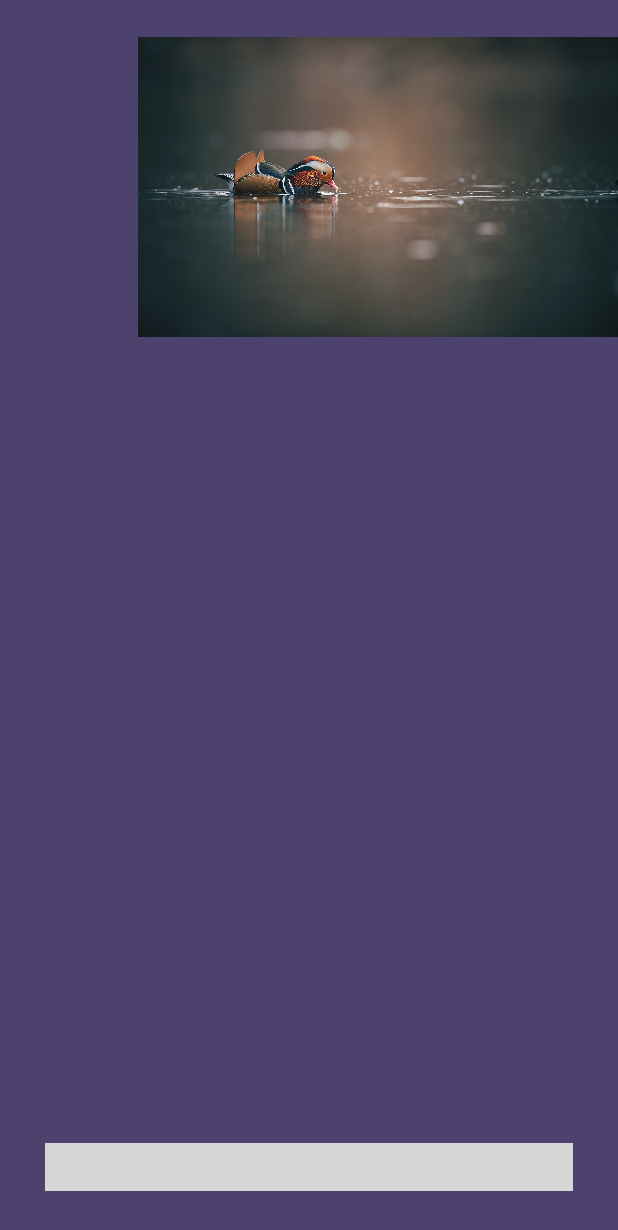
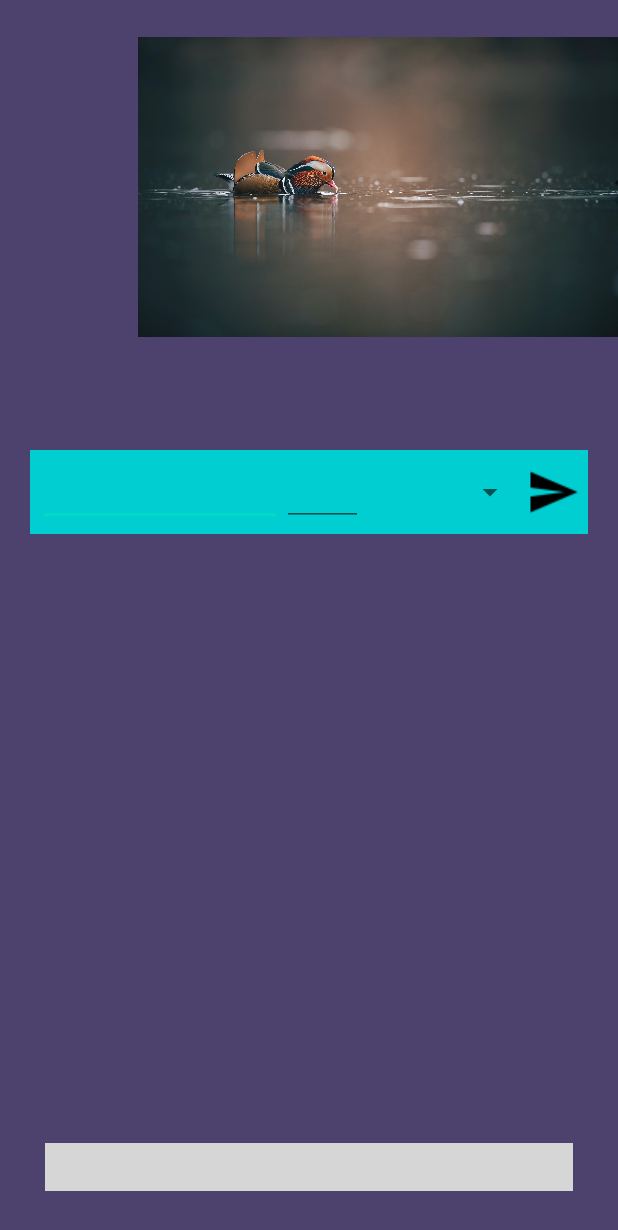
Before and after one commit to ShreyParikh1002/Scooby, an Android app: the screen it shows after launch (MainActivity), on a phone screen of 412 x 824 dp. Shown: the top 1230 px of the screen. Run offline under Robolectric (Android 15) with nearby library versions, the phone set to English and light mode, and no system bars; our stand-ins replace Firebase (no records; nobody signed in at launch, a user with empty details on screens opened directly); libraries missing offline, so code that uses them is left out: com.ismaeldivita.chipnavigation; plain views replace ChipNavigationBar; 3 statements that could not run were skipped; grey boxes are pictures that could not be loaded.

Commit message:
home fragment UI

```diff
--- a/app/src/main/java/com/example/scooby/Home.java
+++ b/app/src/main/java/com/example/scooby/Home.java
@@ -13,6 +13,8 @@ import android.util.Log;
 import android.view.LayoutInflater;
 import android.view.View;
 import android.view.ViewGroup;
+import android.widget.ArrayAdapter;
+import android.widget.Spinner;
 
 import com.firebase.ui.firestore.FirestoreRecyclerOptions;
 import com.google.android.gms.tasks.OnCompleteListener;
@@ -46,6 +48,7 @@ public class Home extends Fragment {
     private firestore_adapter fsadapter;
     ArrayList<task_struc> fsdataliist=new ArrayList<>();
     RecyclerView fsrecycler;
+    View v;
 
     // TODO: Rename parameter arguments, choose names that match
     // the fragment initialization parameters, e.g. ARG_ITEM_NUMBER
@@ -93,9 +96,10 @@ public class Home extends Fragment {
                              Bundle savedInstanceState) {
         // Inflate the layout for this fragment
 
-        View v= inflater.inflate(R.layout.fragment_home, container, false);
+        v= inflater.inflate(R.layout.fragment_home, container, false);
         fsrecycler=v.findViewById(R.id.firestoreRecycler);
         setUpRecyclerView();
+        current();
         return v;
     }
 
@@ -175,7 +179,12 @@ public class Home extends Fragment {
                                     q=a.get(i).get("time");
                                     r=a.get(i).get("tag");
                                     s=a.get(i).get("hour");
-                                    fsdataliist.add(new task_struc(p,q,r,s));
+                                    if(Integer.parseInt(s)<=intTime+1){
+                                         fsdataliist.add(new task_struc(p,q,r,s));
+                                    }
+                                    else{
+                                        break;
+                                    }
 //                                    HashMap<String,String>
 //                                    a.get(i).get("tag");
                                 }
@@ -214,4 +223,32 @@ public class Home extends Fragment {
 //        super.onStop();
 //        fsadapter.stopListening();
 //    }
+    public void current(){
+        Spinner tagcur=v.findViewById(R.id.currentspinner);
+        Spinner timecur=v.findViewById(R.id.currentspinner);
+        Spinner taskcur=v.findViewById(R.id.currentspinner);
+        ArrayList<String> courses = new ArrayList<String>();
+        courses.add("");
+        courses.add("DSA");
+        courses.add("Class");
+        courses.add("Development");
+        courses.add("Morning");
+        courses.add("Wasted");
+        courses.add("Binging");
+        courses.add("Enjoyment");
+        courses.add("Food");
+        courses.add("Studying");
+        courses.add("Creative proc");
+        courses.add("Family");
+        courses.add("Applying/searching");
+        courses.add("Friends/room");
+        courses.add("Extra Sleep");
+        courses.add("Exercise");
+        ArrayAdapter ad
+                = new ArrayAdapter(getContext(),android.R.layout.simple_spinner_item,courses);
+        ad.setDropDownViewResource(android.R.layout.simple_spinner_dropdown_item);
+        tagcur.setAdapter(ad);
+
+
+    }
 }
--- a/app/src/main/java/com/example/scooby/MainActivity.java
+++ b/app/src/main/java/com/example/scooby/MainActivity.java
@@ -26,13 +26,13 @@ public class MainActivity extends AppCompatActivity {
         setContentView(R.layout.activity_main);
 
 //........................................................................
-        chipNavigationBar = findViewById(R.id.nav);
-        chipNavigationBar.setItemSelected(R.id.nav,
-                true);
-        getSupportFragmentManager().beginTransaction()
-                .replace(R.id.fragment_container,
-                        new Home()).commit();
-        bottomMenu();
+//        chipNavigationBar = findViewById(R.id.nav);
+//        chipNavigationBar.setItemSelected(R.id.nav,
+//                true);
+//        getSupportFragmentManager().beginTransaction()
+//                .replace(R.id.fragment_container,
+//                        new Home()).commit();
+//        bottomMenu();
 //........................................................................
 
         ActivityResultLauncher<Intent> activityResultLauncher = registerForActivityResult(new ActivityResultContracts.StartActivityForResult(), result -> {
@@ -71,6 +71,13 @@ public class MainActivity extends AppCompatActivity {
 //                }
 //            }
 //        });
+        chipNavigationBar = findViewById(R.id.nav);
+        chipNavigationBar.setItemSelected(R.id.nav,
+                true);
+        getSupportFragmentManager().beginTransaction()
+                .replace(R.id.fragment_container,
+                        new Home()).commit();
+        bottomMenu();
     }
 
 
--- a/app/src/main/res/layout/fragment_home.xml
+++ b/app/src/main/res/layout/fragment_home.xml
@@ -56,12 +56,61 @@
         android:layout_height="match_parent"
         android:background="#4D426D"
         app:layout_behavior="@string/appbar_scrolling_view_behavior">
+        <LinearLayout
+            android:layout_width="match_parent"
+            android:layout_height="wrap_content"
+            android:orientation="vertical">
+            <LinearLayout
+                android:id="@+id/currentlinear"
+                android:layout_width="match_parent"
+                android:layout_height="wrap_content"
+                android:padding="5dp"
+                android:layout_weight="1"
+                android:layout_margin="20dp"
+                android:background="#00ced1"
+                android:orientation="horizontal">
+                <!--input task one-->
+                <EditText
+                    android:id="@+id/currenttask"
+                    android:layout_width="0dp"
+                    android:layout_height="wrap_content"
+                    android:layout_weight="3" />
+
+                <EditText
+                    android:id="@+id/currenttime"
+                    android:layout_width="0dp"
+                    android:layout_height="wrap_content"
+                    android:layout_weight="1"
+                    android:inputType="number" />
+                <!--input task two-->
+                <Spinner
+                    android:id="@+id/currentspinner"
+                    android:layout_width="0dp"
+                    android:layout_height="wrap_content"
+                    android:layout_gravity="center_vertical"
+                    android:layout_weight="2" />
+                <ImageButton
+                    android:layout_width="wrap_content"
+                    android:layout_height="wrap_content"
+                    android:background="#00ced1"
+                    android:layout_gravity="center"
+                    android:src="@drawable/baseline_send_black_24"/>
+            </LinearLayout>
         <androidx.recyclerview.widget.RecyclerView
             android:layout_width="match_parent"
-            android:layout_height="match_parent"
+            android:layout_height="wrap_content"
             android:id="@+id/firestoreRecycler"
-            android:background="#F1AB87"
-            />
+            >
+<!--            android:background="#F1AB87"-->
+
+        </androidx.recyclerview.widget.RecyclerView>
+    <TextView
+        android:layout_width="wrap_content"
+        android:layout_height="wrap_content"
+        android:text=""
+        android:layout_marginBottom="90dp"/>
+
+        </LinearLayout>
 <!--        <LinearLayout-->
 <!--            android:layout_width="match_parent"-->
 <!--            android:layout_height="match_parent"-->
@@ -90,4 +139,6 @@
 
     </androidx.core.widget.NestedScrollView>
 
+
+
     </androidx.coordinatorlayout.widget.CoordinatorLayout>
```
Also changed, not shown: app/src/main/java/com/example/scooby/FloatingService.java (+21 -14 lines), app/src/main/res/layout/firestore_card.xml (+19 -12 lines).
